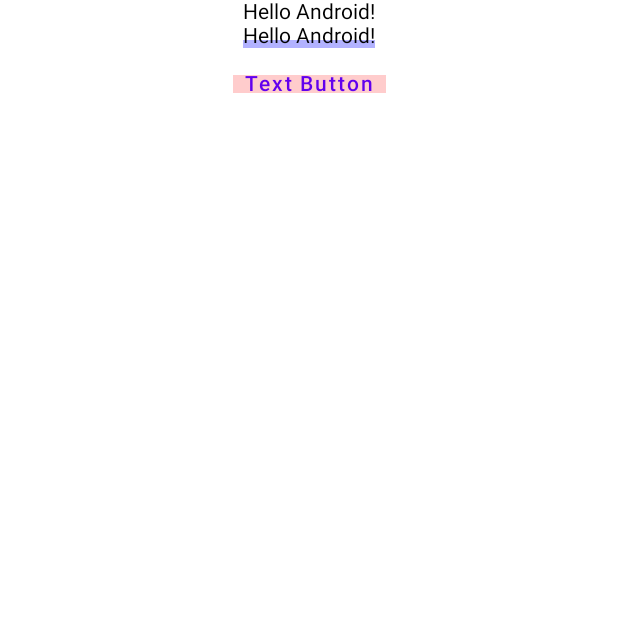
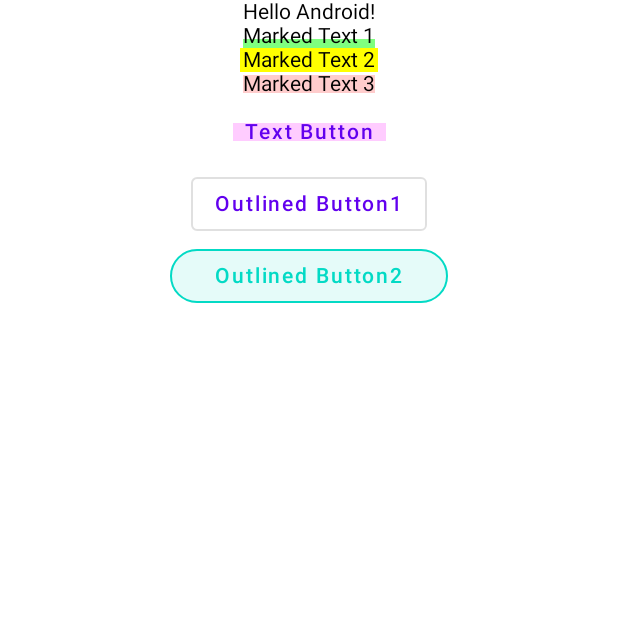
Before and after one commit to knyackiko/android-app-gallery, an Android app built with Jetpack Compose: the screen it shows after launch (MainActivity), on a phone screen of 412 x 824 dp, the top half of it. Run offline under Robolectric (Android 15) with nearby library versions, the phone set to English and light mode, and no system bars.

Commit message:
Add OutlinedButton sample

```diff
--- /dev/null
+++ b/HelloComposeUI/app/src/main/java/com/github/knyackiko/hellocomposeui/ui/composables/button/OutlinedButton.kt
@@ -0,0 +1,58 @@
+package com.github.knyackiko.hellocomposeui.ui.composables.button
+
+import android.util.Log
+import androidx.compose.foundation.BorderStroke
+import androidx.compose.foundation.layout.PaddingValues
+import androidx.compose.foundation.shape.CircleShape
+import androidx.compose.material.ButtonDefaults
+import androidx.compose.material.OutlinedButton
+import androidx.compose.material.Text
+import androidx.compose.runtime.Composable
+import androidx.compose.ui.tooling.preview.Preview
+import androidx.compose.ui.unit.dp
+import com.github.knyackiko.hellocomposeui.ui.theme.Teal200
+
+@Composable
+fun OutlinedButton1() {
+    OutlinedButton(
+        onClick = { Log.d("OutlinedButton1", "clicked!") },
+    ) {
+        Text(
+            text = "Outlined Button1",
+        )
+    }
+}
+
+@Preview
+@Composable
+fun PreviewOutlinedButton1() {
+    OutlinedButton1()
+}
+
+@Composable
+fun OutlinedButton2() {
+    OutlinedButton(
+        onClick = { Log.d("OutlinedButton2", "clicked!") },
+        shape = CircleShape,
+        contentPadding = PaddingValues(
+            horizontal = 30.dp,
+            vertical = 10.dp,
+        ),
+        border = BorderStroke(
+            width = 1.dp,
+            color = Teal200,
+        ),
+        colors = ButtonDefaults.outlinedButtonColors(
+            backgroundColor = Teal200.copy(0.1f),
+            contentColor = Teal200,
+        ),
+    ) {
+        Text(text = "Outlined Button2")
+    }
+}
+
+@Preview
+@Composable
+fun PreviewOutlinedButton2() {
+    OutlinedButton2()
+}
--- a/HelloComposeUI/app/src/main/java/com/github/knyackiko/hellocomposeui/ui/main/MainScreen.kt
+++ b/HelloComposeUI/app/src/main/java/com/github/knyackiko/hellocomposeui/ui/main/MainScreen.kt
@@ -1,19 +1,15 @@
 package com.github.knyackiko.hellocomposeui.ui.main
 
-import android.util.Log
 import androidx.compose.foundation.layout.Column
 import androidx.compose.foundation.layout.fillMaxWidth
 import androidx.compose.material.Scaffold
-import androidx.compose.material.Text
-import androidx.compose.material.TextButton
 import androidx.compose.runtime.Composable
 import androidx.compose.ui.Alignment
 import androidx.compose.ui.Modifier
-import androidx.compose.ui.graphics.Color
 import androidx.compose.ui.tooling.preview.Preview
-import androidx.compose.ui.unit.dp
-import com.github.knyackiko.hellocomposeui.ui.composables.Greeting
-import com.github.knyackiko.hellocomposeui.ui.composables.Marker
+import com.github.knyackiko.hellocomposeui.ui.composables.*
+import com.github.knyackiko.hellocomposeui.ui.composables.button.PreviewOutlinedButton1
+import com.github.knyackiko.hellocomposeui.ui.composables.button.PreviewOutlinedButton2
 
 @Composable
 fun MainScreen() {
@@ -22,26 +18,13 @@ fun MainScreen() {
             horizontalAlignment = Alignment.CenterHorizontally,
             modifier = Modifier.fillMaxWidth(),
         ) {
-            Greeting(name = "Android")
-            Marker(
-                color = Color.Blue.copy(0.3f),
-                height = 5.dp
-            ) {
-                Greeting(name = "Android")
-            }
-            Marker(
-                height = 12.dp,
-                color = Color.Red.copy(alpha = 0.2f),
-                alignment = Alignment.Center,
-            ) {
-                TextButton(
-                    onClick = {
-                              Log.d("MainScreen", "Button clicked!")
-                    },
-                ) {
-                    Text(text = "Text Button")
-                }
-            }
+            PreviewGreeting()
+            PreviewMarker1()
+            PreviewMarker2()
+            PreviewMarker3()
+            PreviewMarker4()
+            PreviewOutlinedButton1()
+            PreviewOutlinedButton2()
         }
     }
 }
```
